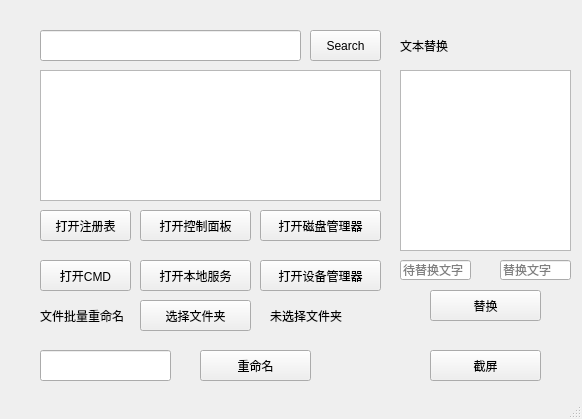
Above: miniTool/tool.ui from JianKang-Li/playground before the change. Below: the same form after it.
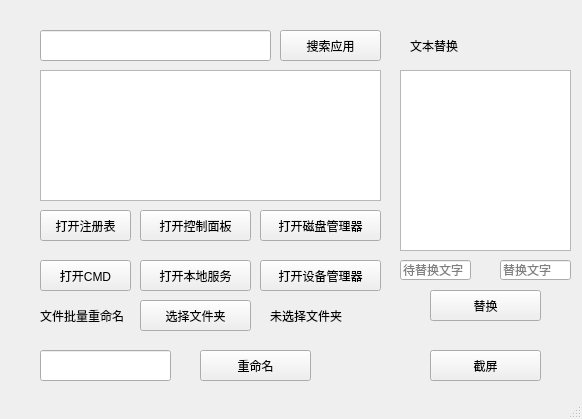
That is the form after the change.

Commit message: 更新miniTool

Patch:
```diff
--- a/miniTool/tool.ui
+++ b/miniTool/tool.ui
@@ -45,7 +45,7 @@
      <rect>
       <x>40</x>
       <y>30</y>
-      <width>261</width>
+      <width>231</width>
       <height>31</height>
      </rect>
     </property>
@@ -53,14 +53,14 @@
    <widget class="QPushButton" name="exec">
     <property name="geometry">
      <rect>
-      <x>310</x>
+      <x>280</x>
       <y>30</y>
-      <width>71</width>
+      <width>101</width>
       <height>31</height>
      </rect>
     </property>
     <property name="text">
-     <string>Search</string>
+     <string>搜索应用</string>
     </property>
    </widget>
    <widget class="QPushButton" name="dev">
@@ -190,7 +190,7 @@
    <widget class="QLabel" name="label_2">
     <property name="geometry">
      <rect>
-      <x>400</x>
+      <x>410</x>
       <y>30</y>
       <width>91</width>
       <height>31</height>
```
The commit also changes 1 other file.
